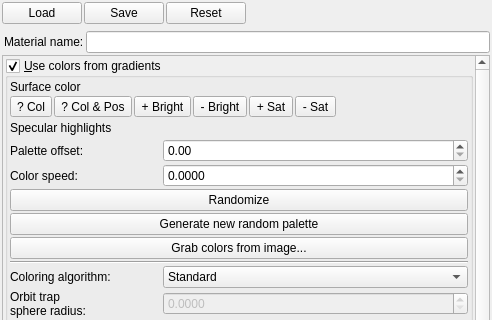
Old version of the form mandelbulber2/qt/material_editor.ui in the repository buddhi1980/mandelbulber2; both pictures show x 0 to 492 and y 0 to 320 of the 492 by 1278 pixel window.
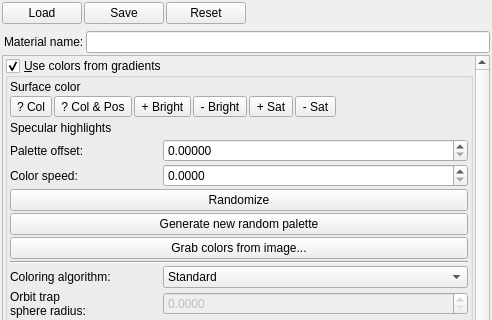
New version of the form. Icons and pictures are not drawn. Custom widgets are drawn as their Qt base class.

What changed in the file:
```diff
--- a/mandelbulber2/qt/material_editor.ui
+++ b/mandelbulber2/qt/material_editor.ui
@@ -552,13 +552,13 @@
                <string/>
               </property>
               <property name="decimals">
-               <number>2</number>
+               <number>5</number>
               </property>
               <property name="minimum">
                <double>0.000000000000000</double>
               </property>
               <property name="maximum">
-               <double>256.000000000000000</double>
+               <double>100.000000000000000</double>
               </property>
               <property name="singleStep">
                <double>0.010000000000000</double>
```
